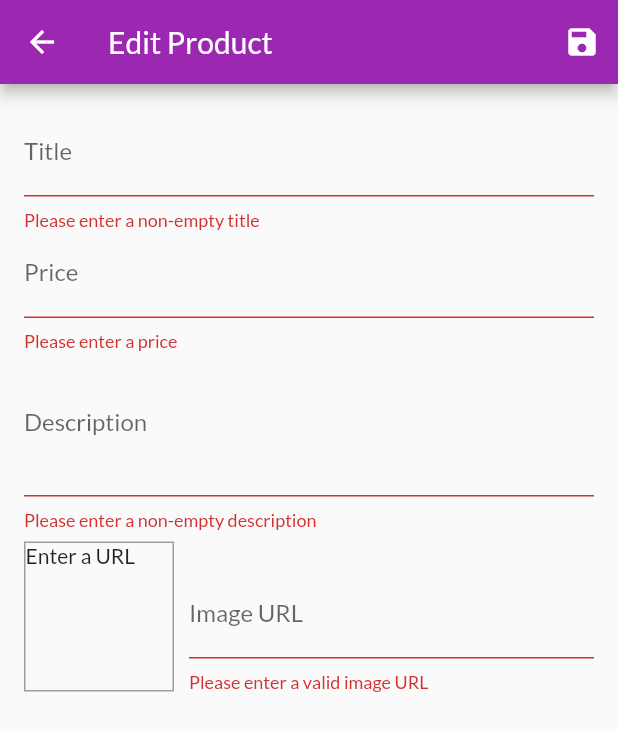
After one commit to sanchesfelipe153/flutter-complete-guide, a Flutter app: the EditProductScreen screen opened by its route, after a tap on the "save" icon, on a phone screen of 412 x 824 dp. The commit adds this screen. Shown: the top 731 px of the screen. Run offline on Flutter 3.47's test engine with Material 2 defaults, Android fonts, the light colour scheme and no system bars; network calls fail.

Commit message:
Fim da seção 9: Working with User Input & Forms [SHOP APP]

```diff
--- a/04-shop-app/lib/providers/product.dart
+++ b/04-shop-app/lib/providers/product.dart
@@ -17,6 +17,23 @@ class Product with ChangeNotifier {
     this.isFavorite = false,
   });
 
+  Product copy({
+    String? id,
+    String? title,
+    String? description,
+    double? price,
+    String? imageUrl,
+    bool? isFavorite,
+  }) =>
+      Product(
+        id: id ?? this.id,
+        title: title ?? this.title,
+        description: description ?? this.description,
+        price: price ?? this.price,
+        imageUrl: imageUrl ?? this.imageUrl,
+        isFavorite: isFavorite ?? this.isFavorite,
+      );
+
   void toggleFavoriteStatus() {
     isFavorite = !isFavorite;
     notifyListeners();
--- a/04-shop-app/lib/providers/products.dart
+++ b/04-shop-app/lib/providers/products.dart
@@ -1,8 +1,11 @@
 import 'package:flutter/foundation.dart';
+import 'package:uuid/uuid.dart';
 
 import 'product.dart';
 
 class Products with ChangeNotifier {
+  final _uuid = Uuid();
+
   List<Product> _items = [
     Product(
       id: 'p1',
@@ -41,8 +44,20 @@ class Products with ChangeNotifier {
 
   Product findByID(String id) => _items.firstWhere((item) => item.id == id);
 
-  void addProduct() {
-    // TODO
+  void addProduct(Product product) {
+    final newProduct = product.copy(id: _uuid.v4());
+    _items.add(newProduct);
+    notifyListeners();
+  }
+
+  void updateProduct(Product product) {
+    final index = _items.indexWhere((item) => item.id == product.id);
+    _items[index] = product;
+    notifyListeners();
+  }
+
+  void deleteProduct(String id) {
+    _items.removeWhere((item) => item.id == id);
     notifyListeners();
   }
 }
--- a/04-shop-app/lib/routes.dart
+++ b/04-shop-app/lib/routes.dart
@@ -1,9 +1,11 @@
 import 'package:flutter/material.dart';
 
 import 'screens/cart_screen.dart';
+import 'screens/edit_product_screen.dart';
 import 'screens/orders_screen.dart';
 import 'screens/product_detail_screen.dart';
 import 'screens/products_overview_screen.dart';
+import 'screens/user_products_screen.dart';
 
 class Routes {
   Routes._();
@@ -11,15 +13,22 @@ class Routes {
   static const home = NamedRouteInfo(_home);
   static const cart = NamedRouteInfo(_cart);
   static const orders = NamedRouteInfo(_orders);
+  static const userProducts = NamedRouteInfo(_userProducts);
 
   static NamedRouteInfo productDetail(String id) {
     return NamedRouteInfo(_productDetail, data: id);
+  }
+
+  static NamedRouteInfo editProduct([String? id]) {
+    return NamedRouteInfo(_editProduct, data: id);
   }
 
   static const _home = '/';
   static const _cart = '/cart';
   static const _orders = '/orders';
   static const _productDetail = '/product-detail';
+  static const _userProducts = '/user-products';
+  static const _editProduct = '/edit-product';
 
   static final RouteFactory generator = (settings) {
     final WidgetBuilder builder;
@@ -33,10 +42,19 @@ class Routes {
       case _orders:
         builder = (_) => OrdersScreen();
         break;
+      case _userProducts:
+        builder = (_) => UserProductsScreen();
+        break;
       case _productDetail:
         builder = (_) {
           final id = settings.arguments as String;
           return ProductDetailScreen(id);
+        };
+        break;
+      case _editProduct:
+        builder = (_) {
+          final id = settings.arguments as String?;
+          return EditProductScreen(id);
         };
         break;
       default:
--- /dev/null
+++ b/04-shop-app/lib/screens/edit_product_screen.dart
@@ -0,0 +1,196 @@
+import 'package:flutter/material.dart';
+import 'package:provider/provider.dart';
+
+import '../providers/product.dart';
+import '../providers/products.dart';
+
+class EditProductScreen extends StatefulWidget {
+  final String? id;
+
+  const EditProductScreen(this.id);
+
+  @override
+  _EditProductScreenState createState() => _EditProductScreenState();
+}
+
+class _EditProductScreenState extends State<EditProductScreen> {
+  final _priceFocusNode = FocusNode();
+  final _descriptionFocusNode = FocusNode();
+  final _imageUrlFocusNode = FocusNode();
+  final _imageUrlController = TextEditingController();
+  final _form = GlobalKey<FormState>();
+
+  var _editedProduct = Product(id: '', title: '', description: '', price: 0, imageUrl: '');
+
+  @override
+  void initState() {
+    super.initState();
+    _imageUrlFocusNode.addListener(_updateImageUrl);
+  }
+
+  @override
+  void didChangeDependencies() {
+    super.didChangeDependencies();
+
+    final productID = widget.id;
+    if (productID != null) {
+      _editedProduct = Provider.of<Products>(context, listen: false).findByID(productID);
+      _imageUrlController.text = _editedProduct.imageUrl;
+    }
+  }
+
+  @override
+  void dispose() {
+    super.dispose();
+    _priceFocusNode.dispose();
+    _descriptionFocusNode.dispose();
+    _imageUrlFocusNode.removeListener(_updateImageUrl);
+    _imageUrlFocusNode.dispose();
+    _imageUrlController.dispose();
+  }
+
+  void _updateImageUrl() {
+    var url = _imageUrlController.text;
+    if (url.isNotEmpty && !_isImageUrlValid(url)) {
+      return;
+    }
+    if (!_imageUrlFocusNode.hasFocus) {
+      setState(() {});
+    }
+  }
+
+  void _saveForm() {
+    if (!_form.currentState!.validate()) {
+      return;
+    }
+    _form.currentState!.save();
+    var productsData = Provider.of<Products>(context, listen: false);
+    if (_editedProduct.id.isEmpty) {
+      productsData.addProduct(_editedProduct);
+    } else {
+      productsData.updateProduct(_editedProduct);
+    }
+    Navigator.of(context).pop();
+  }
+
+  bool _isImageUrlValid(String? value) {
+    final trimmed = value?.trim() ?? '';
+    return trimmed.isNotEmpty &&
+        RegExp(r'(https?:\/\/.*\.(?:png|jpg))', caseSensitive: false).firstMatch(trimmed) != null;
+  }
+
+  @override
+  Widget build(BuildContext context) {
+    return Scaffold(
+      appBar: AppBar(
+        title: const Text('Edit Product'),
+        actions: [
+          IconButton(icon: const Icon(Icons.save), onPressed: _saveForm),
+        ],
+      ),
+      body: Padding(
+        padding: const EdgeInsets.all(16),
+        child: Form(
+          key: _form,
+          child: SingleChildScrollView(
+            child: Column(
+              children: [
+                TextFormField(
+                  decoration: InputDecoration(labelText: 'Title'),
+                  initialValue: _editedProduct.title,
+                  textInputAction: TextInputAction.next,
+                  onFieldSubmitted: (_) => FocusScope.of(context).requestFocus(_priceFocusNode),
+                  onSaved: (value) => _editedProduct = _editedProduct.copy(title: value!.trim()),
+                  validator: (value) {
+                    final trimmed = value?.trim() ?? '';
+                    if (trimmed.isEmpty) {
+                      return 'Please enter a non-empty title';
+                    }
+                    return null;
+                  },
+                ),
+                TextFormField(
+                  decoration: InputDecoration(labelText: 'Price'),
+                  initialValue: _editedProduct.price == 0 ? '' : _editedProduct.price.toString(),
+                  textInputAction: TextInputAction.next,
+                  keyboardType: TextInputType.number,
+                  focusNode: _priceFocusNode,
+                  onFieldSubmitted: (_) => FocusScope.of(context).requestFocus(_descriptionFocusNode),
+                  onSaved: (value) => _editedProduct = _editedProduct.copy(price: double.parse(value!)),
+                  validator: (value) {
+                    final trimmed = value?.trim() ?? '';
+                    if (trimmed.isEmpty) {
+                      return 'Please enter a price';
+                    }
+                    var parsed = double.tryParse(trimmed);
+                    if (parsed == null) {
+                      return 'Please enter a valid number';
+                    }
+                    if (parsed <= 0) {
+                      return 'Please enter a number greater than zero';
+                    }
+                    return null;
+                  },
+                ),
+                TextFormField(
+                  decoration: InputDecoration(labelText: 'Description'),
+                  initialValue: _editedProduct.description,
+                  keyboardType: TextInputType.multiline,
+                  focusNode: _descriptionFocusNode,
+                  maxLines: 3,
+                  onSaved: (value) => _editedProduct = _editedProduct.copy(description: value!.trim()),
+                  validator: (value) {
+                    final trimmed = value?.trim() ?? '';
+                    if (trimmed.isEmpty) {
+                      return 'Please enter a non-empty description';
+                    }
+                    if (trimmed.length < 10) {
+                      return 'Description should be at least 10 characters long';
+                    }
+                    return null;
+                  },
+                ),
+                Row(
+                  crossAxisAlignment: CrossAxisAlignment.end,
+                  children: [
+                    Container(
+                      width: 100,
+                      height: 100,
+                      margin: const EdgeInsets.only(top: 8, right: 10),
+                      decoration: BoxDecoration(border: Border.all(width: 1, color: Colors.grey)),
+                      child: _imageUrlController.text.isEmpty
+                          ? Text('Enter a URL')
+                          : FittedBox(
+                              child: Image.network(
+                                _imageUrlController.text,
+                                fit: BoxFit.cover,
+                              ),
+                            ),
+                    ),
+                    Expanded(
+                      child: TextFormField(
+                        decoration: InputDecoration(labelText: 'Image URL'),
+                        keyboardType: TextInputType.url,
+                        textInputAction: TextInputAction.done,
+                        controller: _imageUrlController,
+                        focusNode: _imageUrlFocusNode,
+                        onFieldSubmitted: (_) => _saveForm(),
+                        onSaved: (value) => _editedProduct = _editedProduct.copy(imageUrl: value!.trim()),
+                        validator: (value) {
+                          if (!_isImageUrlValid(value)) {
+                            return 'Please enter a valid image URL';
+                          }
+                          return null;
+                        },
+                      ),
+                    ),
+                  ],
+                ),
+              ],
+            ),
+          ),
+        ),
+      ),
+    );
+  }
+}
--- a/04-shop-app/lib/widgets/app_drawer.dart
+++ b/04-shop-app/lib/widgets/app_drawer.dart
@@ -26,6 +26,12 @@ class AppDrawer extends StatelessWidget {
             title: const Text('Orders'),
             onTap: () => Navigator.of(context).pushReplacementNamedInfo(Routes.orders),
           ),
+          Divider(),
+          ListTile(
+            leading: const Icon(Icons.edit),
+            title: const Text('Manage Products'),
+            onTap: () => Navigator.of(context).pushReplacementNamedInfo(Routes.userProducts),
+          ),
         ],
       ),
     );
```
Also changed, not shown: 04-shop-app/lib/providers/cart.dart (+20 -0 lines), 04-shop-app/lib/screens/user_products_screen.dart (added, +42 -0 lines), 04-shop-app/lib/widgets/cart_item.dart (+17 -0 lines), 04-shop-app/lib/widgets/product_item.dart (+15 -1 lines), 04-shop-app/lib/widgets/user_product_item.dart (added, +44 -0 lines).
